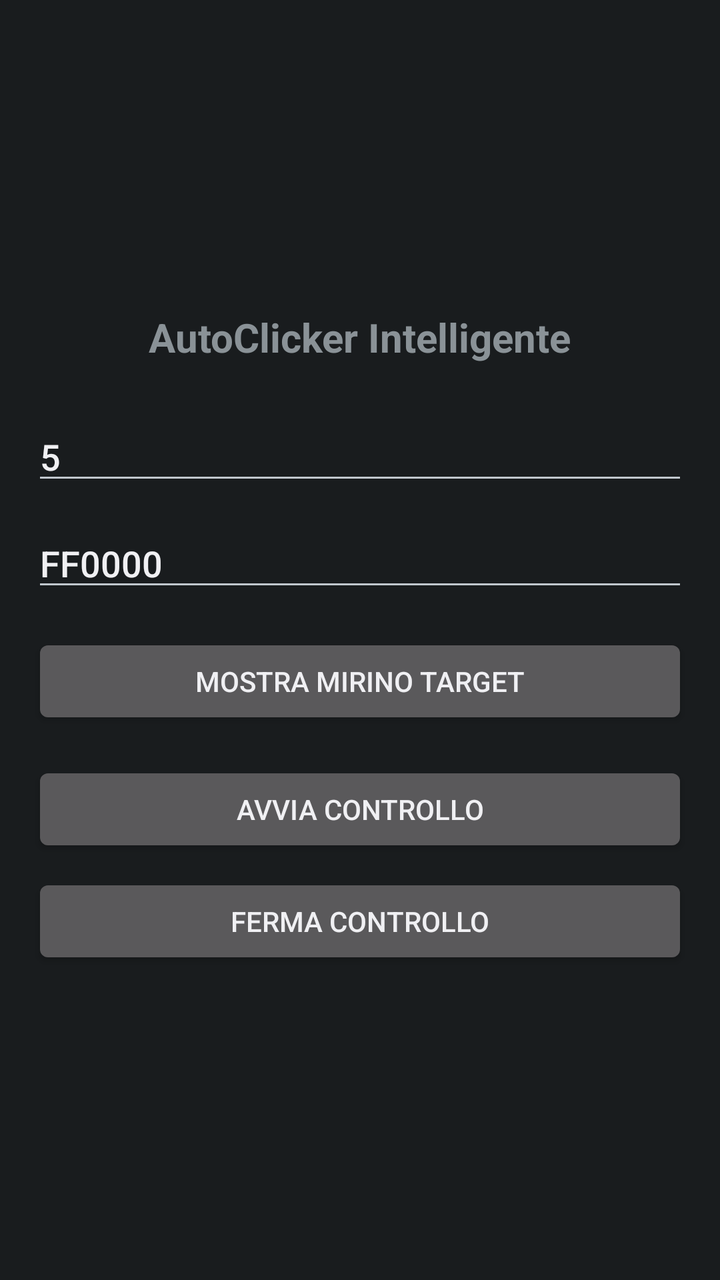
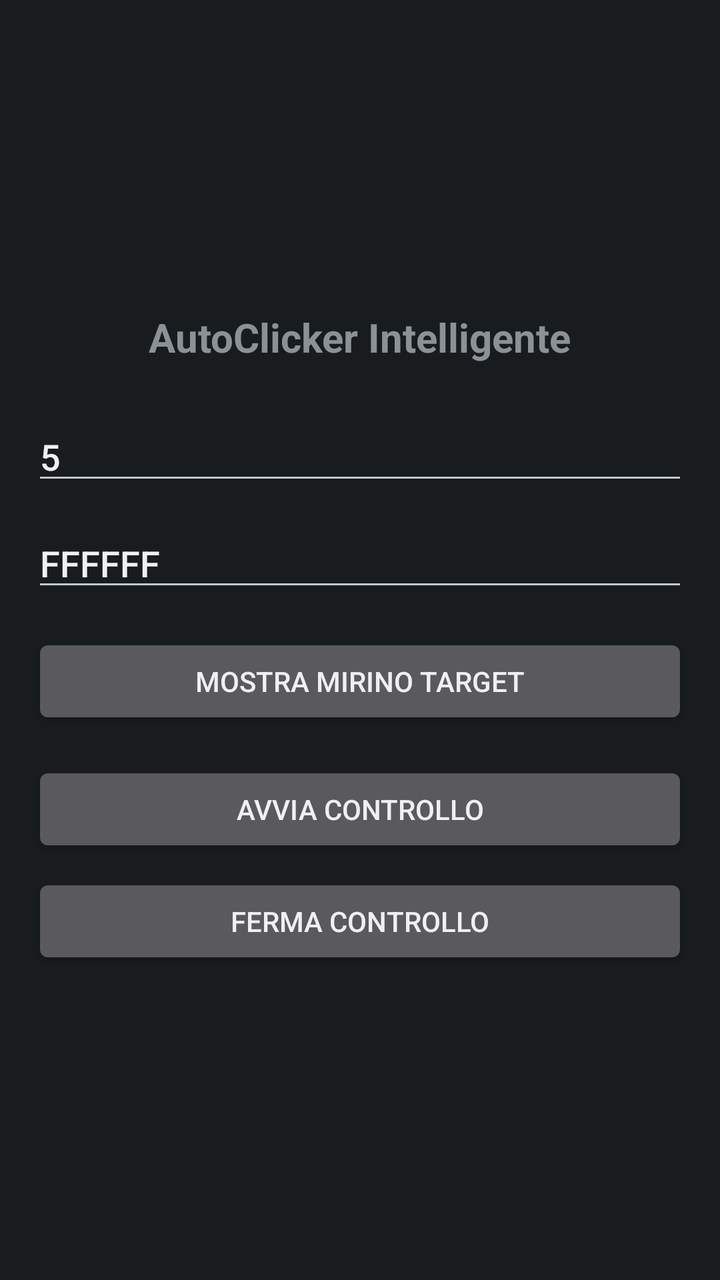

An Android layout rendered at two revisions. The XML below is the earlier revision; the diff shows what the commit changed to produce the second picture.
<!-- AndroidManifest.xml: application theme android:Theme.DeviceDefault -->
<!-- res/layout/activity_main.xml -->
<?xml version="1.0" encoding="utf-8"?>
<LinearLayout xmlns:android="http://schemas.android.com/apk/res/android"
    android:layout_width="match_parent"
    android:layout_height="match_parent"
    android:orientation="vertical"
    android:padding="16dp"
    android:gravity="center">

    <TextView
        android:layout_width="wrap_content"
        android:layout_height="wrap_content"
        android:text="AutoClicker Intelligente"
        android:textSize="20sp"
        android:textStyle="bold"
        android:layout_marginBottom="24dp"/>

    <EditText
        android:id="@+id/editSeconds"
        android:layout_width="match_parent"
        android:layout_height="wrap_content"
        android:hint="Secondi tra controlli (es. 5)"
        android:text="5"
        android:inputType="number"
        android:layout_marginBottom="12dp"/>

    <EditText
        android:id="@+id/editColor"
        android:layout_width="match_parent"
        android:layout_height="wrap_content"
        android:hint="Colore in HEX (es. FF0000 per Rosso)"
        android:text="FF0000"
        android:inputType="text"
        android:layout_marginBottom="16dp"/>

    
    <Button
        android:id="@+id/btnToggleTarget"
        android:layout_width="match_parent"
        android:layout_height="wrap_content"
        android:text="Mostra Mirino Target"
        android:layout_marginBottom="16dp"/>

    <Button
        android:id="@+id/btnStart"
        android:layout_width="match_parent"
        android:layout_height="wrap_content"
        android:text="Avvia Controllo"
        android:layout_marginBottom="8dp"/>

    <Button
        android:id="@+id/btnStop"
        android:layout_width="match_parent"
        android:layout_height="wrap_content"
        android:text="Ferma Controllo"/>
</LinearLayout>
<!-- resources referenced by this layout -->
<resources>

</resources>

<!-- the commit's change to res/layout/activity_main.xml (unified diff, before → after) -->
@@ -27,8 +27,8 @@
         android:id="@+id/editColor"
         android:layout_width="match_parent"
         android:layout_height="wrap_content"
-        android:hint="Colore in HEX (es. FF0000 per Rosso)"
-        android:text="FF0000"
+        android:hint="Colore in HEX (es. FFFFFF per Bianco)"
+        android:text="FFFFFF"
         android:inputType="text"
         android:layout_marginBottom="16dp"/>
 
